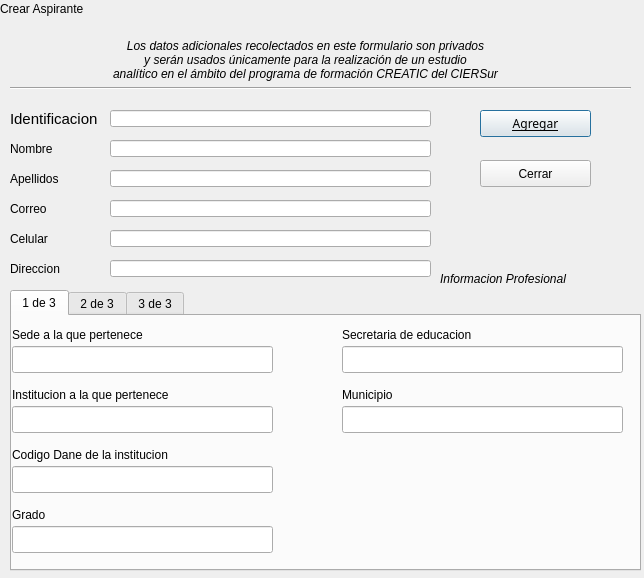
fernandosanchez1128/SGC, file SGC/Vista/VistaAspirante.ui: the form before one commit.
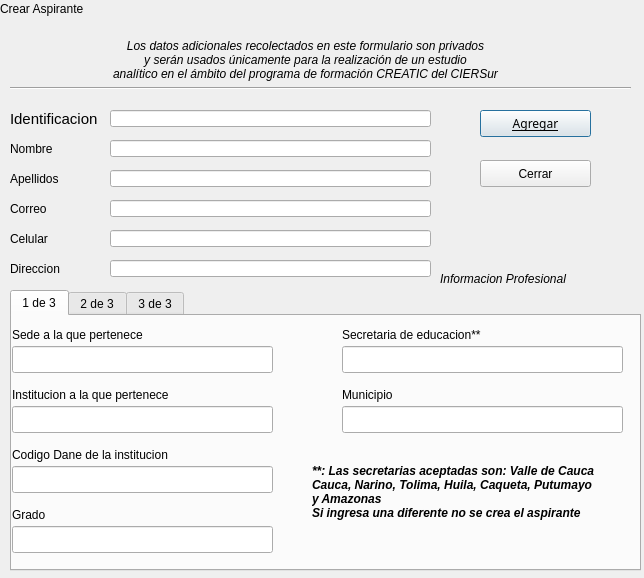
The form after the commit. The open tabs and pages were chosen to show the change.

Diff of the .ui file:
```diff
--- a/SGC/Vista/VistaAspirante.ui
+++ b/SGC/Vista/VistaAspirante.ui
@@ -230,7 +230,7 @@
          </rect>
         </property>
         <property name="text">
-         <string>Secretaria de educacion</string>
+         <string>Secretaria de educacion**</string>
         </property>
        </widget>
        <widget class="QLabel" name="label_12">
@@ -292,6 +292,29 @@
          </rect>
         </property>
        </widget>
+       <widget class="QLabel" name="label_13">
+        <property name="geometry">
+         <rect>
+          <x>300</x>
+          <y>130</y>
+          <width>311</width>
+          <height>91</height>
+         </rect>
+        </property>
+        <property name="font">
+         <font>
+          <weight>75</weight>
+          <italic>true</italic>
+          <bold>true</bold>
+         </font>
+        </property>
+        <property name="text">
+         <string>**: Las secretarias aceptadas son: Valle de Cauca
+Cauca, Narino, Tolima, Huila, Caqueta, Putumayo
+y Amazonas
+Si ingresa una diferente no se crea el aspirante</string>
+        </property>
+       </widget>
       </widget>
       <widget class="QWidget" name="tab_2">
        <attribute name="title">
```
Left out of the diff: 11 changed lines with no effect on the pictures.
